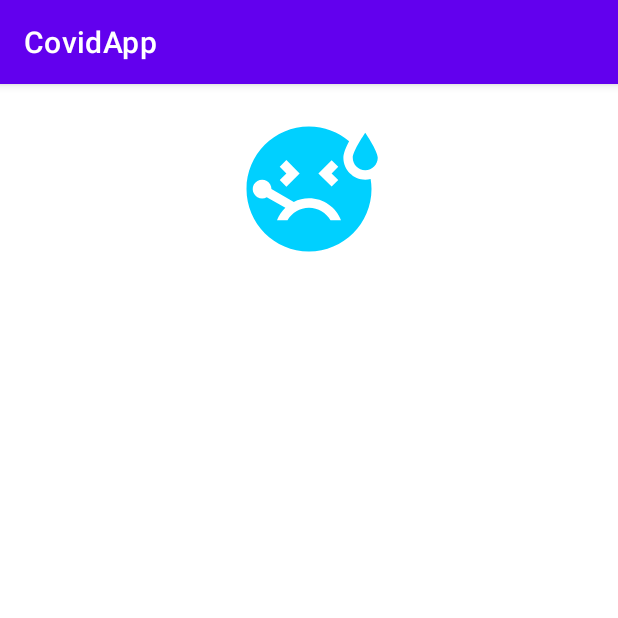
After one commit to GandhiHarsh2003/CovidApp, an Android app: the fragment HomeFragment shown on its own in the app's theme, on a phone screen of 412 x 824 dp, the top half of it. The commit adds this screen. Run offline under Robolectric (Android 15) with nearby library versions, the phone set to English and light mode, and no system bars.

Commit message:
added generated data classes, home fragment and started modifying the layout for home fragment

```diff
--- a/app/build.gradle
+++ b/app/build.gradle
@@ -38,7 +38,12 @@ dependencies {
     implementation 'androidx.appcompat:appcompat:1.6.1'
     implementation 'com.google.android.material:material:1.8.0'
     implementation 'androidx.constraintlayout:constraintlayout:2.1.4'
+    implementation 'androidx.navigation:navigation-fragment-ktx:2.5.3'
+    implementation 'androidx.navigation:navigation-ui-ktx:2.5.3'
     testImplementation 'junit:junit:4.13.2'
     androidTestImplementation 'androidx.test.ext:junit:1.1.5'
     androidTestImplementation 'androidx.test.espresso:espresso-core:3.5.1'
+    implementation "com.squareup.retrofit2:converter-gson:2.9.0"
+    implementation 'com.github.bumptech.glide:glide:4.12.0'
+    apply plugin: "androidx.navigation.safeargs.kotlin"
 }
--- a/app/src/main/java/edu/quinnipiac/ser210/covidapp/APIInterface.kt
+++ b/app/src/main/java/edu/quinnipiac/ser210/covidapp/APIInterface.kt
@@ -1,6 +1,5 @@
 package edu.quinnipiac.ser210.covidapp
 
-import android.telecom.Call
 import retrofit2.Call
 import retrofit2.Retrofit
 import retrofit2.converter.gson.GsonConverterFactory
@@ -8,7 +7,7 @@ import retrofit2.http.GET
 
 interface APIInterface {
     @GET("Statistics/")
-    fun getCountries(): Call<ArrayList<CovidStats?>>
+    fun getCountries(): Call<ArrayList<Country?>?>?
     companion object{
         var Base_URL = "https://rapidapi.com/api-sports/api/covid-193/"
         fun create(): APIInterface {
--- /dev/null
+++ b/app/src/main/java/edu/quinnipiac/ser210/covidapp/HomeFragment.kt
@@ -0,0 +1,26 @@
+package edu.quinnipiac.ser210.covidapp
+
+import android.os.Bundle
+import androidx.fragment.app.Fragment
+import android.view.LayoutInflater
+import android.view.View
+import android.view.ViewGroup
+
+
+/**
+ * Home Fragment
+ * Author:
+ */
+class HomeFragment : Fragment() {
+
+
+    override fun onCreateView(
+        inflater: LayoutInflater, container: ViewGroup?,
+        savedInstanceState: Bundle?
+    ): View? {
+        // Inflate the layout for this fragment
+        return inflater.inflate(R.layout.fragment_home, container, false)
+    }
+
+
+}
--- /dev/null
+++ b/app/src/main/java/edu/quinnipiac/ser210/covidapp/Tests.kt
@@ -0,0 +1,6 @@
+package edu.quinnipiac.ser210.covidapp
+
+data class Tests(
+    val `1M_pop`: String,
+    val total: Int
+)
--- /dev/null
+++ b/app/src/main/res/drawable/sick.xml
@@ -0,0 +1,5 @@
+<vector android:height="100dp" android:tint="#00D0FF"
+    android:viewportHeight="24" android:viewportWidth="24"
+    android:width="100dp" xmlns:android="http://schemas.android.com/apk/res/android">
+    <path android:fillColor="@android:color/white" android:pathData="M21,9c-1.1,0 -2,-0.9 -2,-2c0,-1.1 2,-4 2,-4s2,2.9 2,4C23,8.1 22.1,9 21,9zM17.5,7c0,-0.73 0.41,-1.71 0.92,-2.66C16.68,2.88 14.44,2 11.99,2C6.47,2 2,6.48 2,12c0,5.52 4.47,10 9.99,10C17.52,22 22,17.52 22,12c0,-0.55 -0.06,-1.09 -0.14,-1.62C21.58,10.45 21.3,10.5 21,10.5C19.07,10.5 17.5,8.93 17.5,7zM15.62,7.38l1.06,1.06L15.62,9.5l1.06,1.06l-1.06,1.06L13.5,9.5L15.62,7.38zM7.32,8.44l1.06,-1.06L10.5,9.5l-2.12,2.12l-1.06,-1.06L8.38,9.5L7.32,8.44zM15.44,17c-0.69,-1.19 -1.97,-2 -3.44,-2s-2.75,0.81 -3.44,2H6.88c0.3,-0.76 0.76,-1.43 1.34,-1.99L5.24,13.3c-0.45,0.26 -1.01,0.28 -1.49,0c-0.72,-0.41 -0.96,-1.33 -0.55,-2.05c0.41,-0.72 1.33,-0.96 2.05,-0.55c0.48,0.28 0.74,0.78 0.74,1.29l3.58,2.07c0.73,-0.36 1.55,-0.56 2.43,-0.56c2.33,0 4.32,1.45 5.12,3.5H15.44z"/>
+</vector>
--- /dev/null
+++ b/app/src/main/res/layout/fragment_home.xml
@@ -0,0 +1,17 @@
+<?xml version="1.0" encoding="utf-8"?>
+<LinearLayout xmlns:app="http://schemas.android.com/apk/res-auto"
+    android:layout_width="match_parent"
+    android:layout_height="match_parent"
+    android:orientation="vertical"
+    xmlns:android="http://schemas.android.com/apk/res/android">
+
+    <ImageView
+        android:id="@+id/sick_icon"
+        android:layout_width="wrap_content"
+        android:layout_height="wrap_content"
+        android:layout_gravity="center_horizontal"
+        android:layout_marginTop="20dp"
+        android:src="@drawable/sick" />
+
+
+</LinearLayout>
--- a/app/src/main/res/values/strings.xml
+++ b/app/src/main/res/values/strings.xml
@@ -1,3 +1,5 @@
 <resources>
     <string name="app_name">CovidApp</string>
+    <!-- TODO: Remove or change this placeholder text -->
+    <string name="hello_blank_fragment">Hello blank fragment</string>
 </resources>
```
Also changed, not shown: app/src/main/java/edu/quinnipiac/ser210/covidapp/Cases.kt (added, +10 -0 lines), app/src/main/java/edu/quinnipiac/ser210/covidapp/Country.kt (added, +9 -0 lines), app/src/main/java/edu/quinnipiac/ser210/covidapp/Deaths.kt (added, +7 -0 lines), app/src/main/java/edu/quinnipiac/ser210/covidapp/Response.kt (added, +12 -0 lines), build.gradle (+8 -0 lines).
